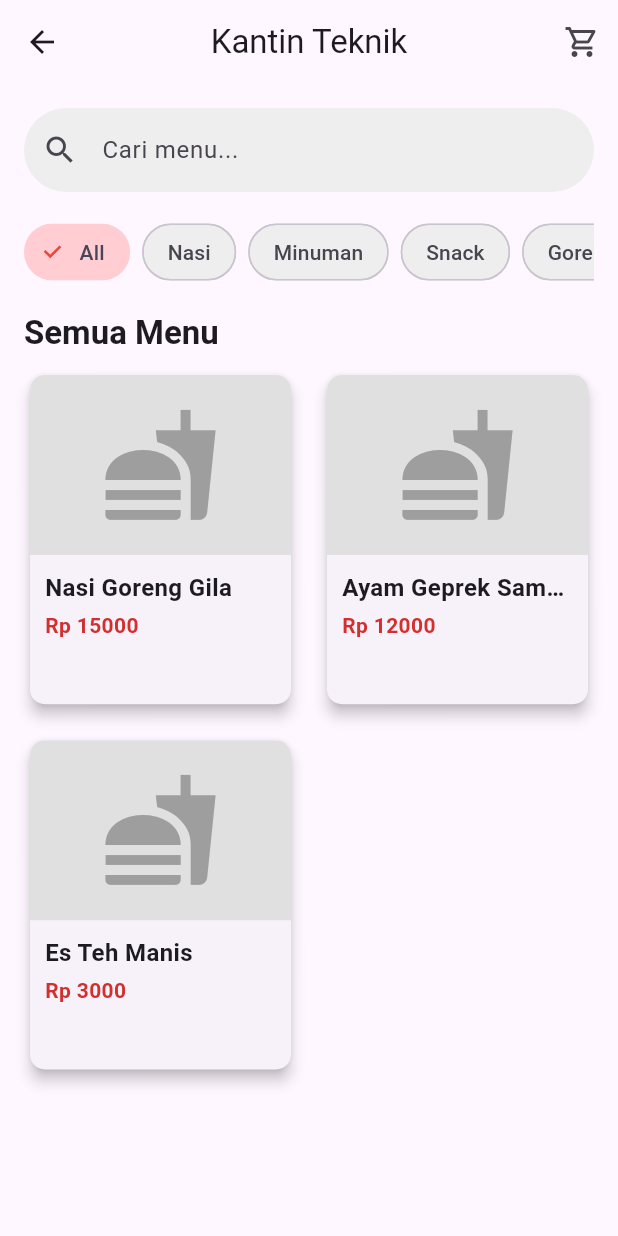
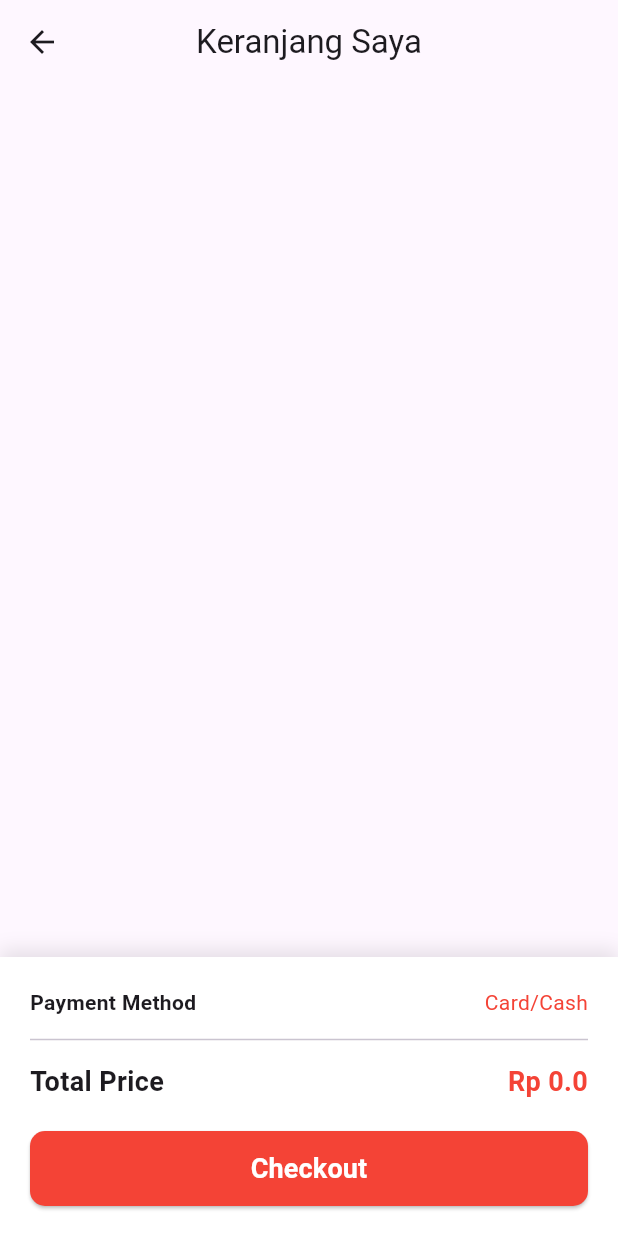
Before and after one commit to xebec51/KanHas, a Flutter app: the MenuPage screen opened directly with sample values from the repository, after a tap on the "shopping cart" icon, on a phone screen of 412 x 824 dp. Run offline on Flutter 3.47's test engine with Material 3 defaults, Android fonts, the light colour scheme and no system bars.

Commit message:
feat: Implement CartPage and complete cart functionality

```diff
--- /dev/null
+++ b/lib/screens/cart_page.dart
@@ -0,0 +1,184 @@
+import 'package:flutter/material.dart';
+import 'package:kanhas/models/cart_model.dart'; // Impor model keranjang kita
+
+// 1. BUAT SEBAGAI STATEFULWIDGET
+// Kita membutuhkannya agar bisa mengubah kuantitas
+// atau menghapus item langsung dari keranjang
+class CartPage extends StatefulWidget {
+  const CartPage({super.key});
+
+  @override
+  State<CartPage> createState() => _CartPageState();
+}
+
+class _CartPageState extends State<CartPage> {
+
+  // (Nanti kita bisa tambahkan fungsi-fungsi
+  // seperti _incrementItem, _decrementItem, _removeItem di sini)
+
+  @override
+  Widget build(BuildContext context) {
+    // Hitung total harga
+    // 'fold' adalah cara cepat untuk menjumlahkan nilai dalam list
+    double totalPrice = cart.fold(0, (sum, item) => sum + (item.menu.price * item.quantity));
+
+    return Scaffold(
+      appBar: AppBar(
+        title: const Text('Keranjang Saya'),
+        centerTitle: true,
+      ),
+      body: Stack(
+        children: [
+          // 1. DAFTAR ITEM (Bisa di-scroll)
+          ListView.builder(
+            // Beri padding di bagian bawah agar tidak tertutup tombol
+            padding: const EdgeInsets.only(bottom: 200),
+            itemCount: cart.length,
+            itemBuilder: (context, index) {
+              final cartItem = cart[index];
+
+              // Ini adalah widget untuk satu item di keranjang
+              // (Mirip UI referensi)
+              return Padding(
+                padding: const EdgeInsets.symmetric(horizontal: 16.0, vertical: 8.0),
+                child: Row(
+                  children: [
+                    // Gambar Placeholder
+                    Container(
+                      width: 60,
+                      height: 60,
+                      color: Colors.grey[200],
+                      child: const Icon(Icons.fastfood, color: Colors.grey),
+                    ),
+                    const SizedBox(width: 16),
+
+                    // Nama & Harga
+                    Expanded(
+                      child: Column(
+                        crossAxisAlignment: CrossAxisAlignment.start,
+                        children: [
+                          Text(
+                            cartItem.menu.name,
+                            style: const TextStyle(fontWeight: FontWeight.bold, fontSize: 16),
+                          ),
+                          Text(
+                            'Rp ${cartItem.menu.price}',
+                            style: TextStyle(color: Colors.grey[600]),
+                          ),
+                        ],
+                      ),
+                    ),
+
+                    // Counter Kuantitas (Mirip DetailPage)
+                    Row(
+                      children: [
+                        IconButton(
+                          icon: const Icon(Icons.remove, size: 18),
+                          onPressed: () {
+                            setState(() {
+                              if (cartItem.quantity > 1) {
+                                cartItem.quantity--;
+                              } else {
+                                // Jika kuantitas jadi 0, hapus item
+                                cart.removeAt(index);
+                              }
+                            });
+                          },
+                        ),
+                        Text(
+                          '${cartItem.quantity}',
+                          style: const TextStyle(fontWeight: FontWeight.bold),
+                        ),
+                        IconButton(
+                          icon: const Icon(Icons.add, size: 18),
+                          onPressed: () {
+                            setState(() {
+                              cartItem.quantity++;
+                            });
+                          },
+                        ),
+                      ],
+                    )
+                  ],
+                ),
+              );
+            },
+          ),
+
+          // 2. RINGKASAN & PEMBAYARAN (Mengambang di bawah)
+          Positioned(
+            bottom: 0,
+            left: 0,
+            right: 0,
+            child: Container(
+              padding: const EdgeInsets.all(20.0),
+              decoration: BoxDecoration(
+                color: Colors.white,
+                boxShadow: [
+                  BoxShadow(
+                    color: Colors.black.withOpacity(0.1),
+                    blurRadius: 10,
+                    offset: const Offset(0, -5),
+                  ),
+                ],
+              ),
+              child: Column(
+                children: [
+                  // Placeholder Metode Pembayaran (Sesuai Referensi)
+                  const Row(
+                    mainAxisAlignment: MainAxisAlignment.spaceBetween,
+                    children: [
+                      Text('Payment Method', style: TextStyle(fontWeight: FontWeight.bold)),
+                      Text('Card/Cash', style: TextStyle(color: Colors.red)),
+                    ],
+                  ),
+                  const Divider(height: 30),
+
+                  // Total Harga
+                  Row(
+                    mainAxisAlignment: MainAxisAlignment.spaceBetween,
+                    children: [
+                      const Text(
+                        'Total Price',
+                        style: TextStyle(fontSize: 18, fontWeight: FontWeight.bold),
+                      ),
+                      Text(
+                        'Rp $totalPrice', // Tampilkan total harga
+                        style: const TextStyle(
+                          fontSize: 18,
+                          fontWeight: FontWeight.bold,
+                          color: Colors.red,
+                        ),
+                      ),
+                    ],
+                  ),
+                  const SizedBox(height: 20),
+
+                  // Tombol Checkout
+                  ElevatedButton(
+                    onPressed: () {
+                      // Aksi checkout
+                      print('Checkout dengan total Rp $totalPrice');
+                    },
+                    style: ElevatedButton.styleFrom(
+                      backgroundColor: Colors.red,
+                      foregroundColor: Colors.white,
+                      minimumSize: const Size(double.infinity, 50),
+                      shape: RoundedRectangleBorder(
+                        borderRadius: BorderRadius.circular(10),
+                      ),
+                    ),
+                    child: const Text(
+                      'Checkout',
+                      style: TextStyle(fontSize: 18, fontWeight: FontWeight.bold),
+                    ),
+                  ),
+                ],
+              ),
+            ),
+          ),
+        ],
+      ),
+    );
+  }
+}
--- a/lib/screens/menu_page.dart
+++ b/lib/screens/menu_page.dart
@@ -1,6 +1,7 @@
 import 'package:flutter/material.dart';
 import 'package:kanhas/models/canteen_data.dart';
 import 'package:kanhas/screens/detail_page.dart';
+import 'package:kanhas/screens/cart_page.dart';
 
 // 1. UBAH MENJADI STATEFULWIDGET
 class MenuPage extends StatefulWidget {
@@ -26,7 +27,13 @@ class _MenuPageState extends State<MenuPage> {
         actions: [
           IconButton(
             icon: const Icon(Icons.shopping_cart_outlined),
-            onPressed: () { /* Navigasi ke CartPage nanti */ },
+            onPressed: () {
+              // Navigasi ke Halaman Keranjang
+              Navigator.push(
+                context,
+                MaterialPageRoute(builder: (context) => const CartPage()),
+              );
+            },
           ),
         ],
       ),
```
Also changed, not shown: lib/models/cart_model.dart (added, +18 -0 lines), lib/screens/detail_page.dart (+20 -3 lines), lib/screens/home_page.dart (+6 -5 lines).
